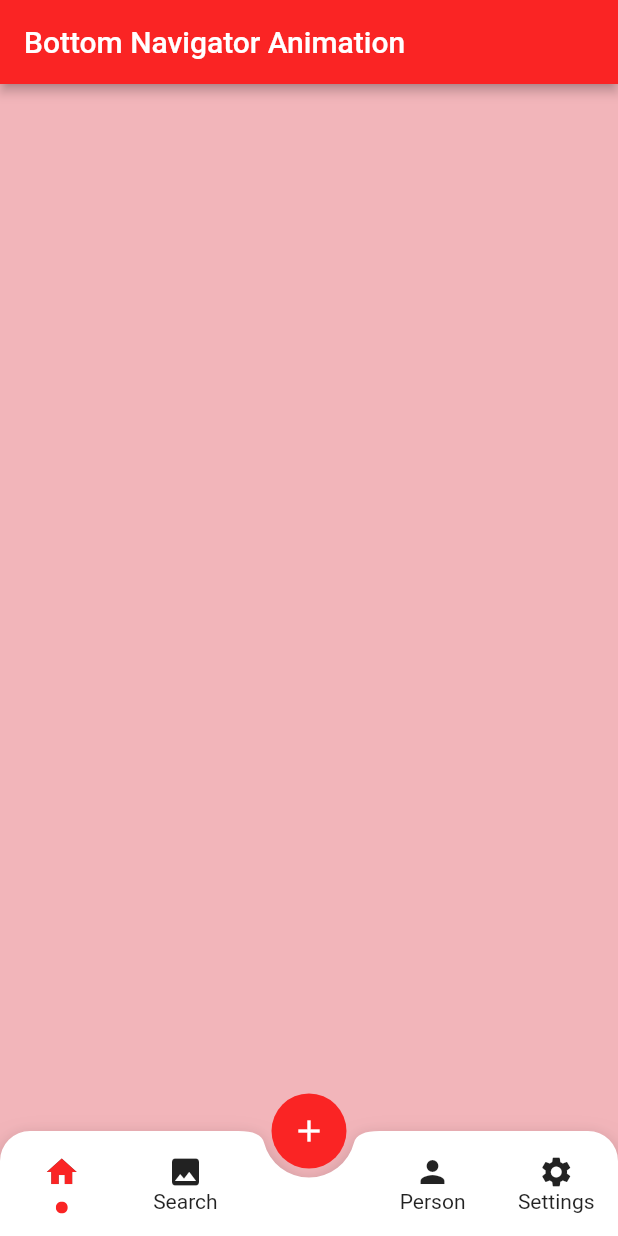
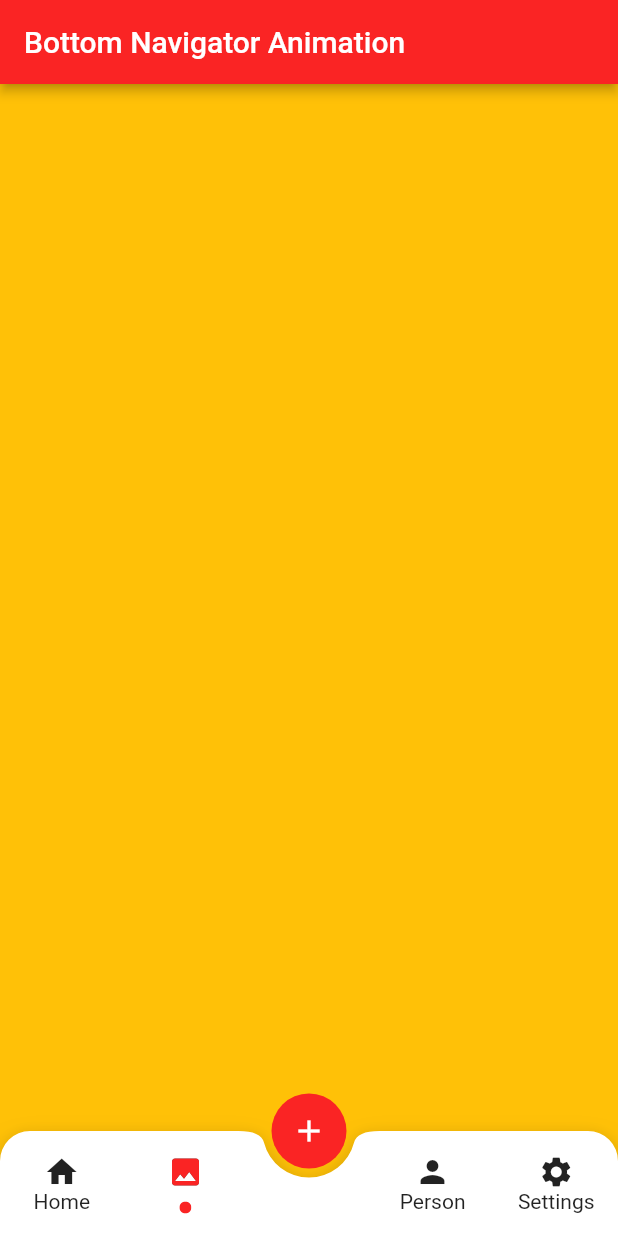
Before and after one commit to Mindinventory/floating_bottom_bar, a Flutter app: the screen it shows after launch, on a phone screen of 412 x 824 dp. Run offline on Flutter 3.47's test engine with Material 2 defaults, Android fonts, the phone set to English and light mode, and no system bars; our stand-ins replace flutter_svg; Roboto replaces fonts that are missing (Poppins).

Commit message:
[fix] fixed all the github issues.

```diff
--- a/example/lib/main.dart
+++ b/example/lib/main.dart
@@ -27,8 +27,7 @@ class MyApp extends StatelessWidget {
 }
 
 class BottomNavigatorExample extends StatefulWidget {
-  const BottomNavigatorExample({Key? key, required this.title})
-      : super(key: key);
+  const BottomNavigatorExample({Key? key, required this.title}) : super(key: key);
 
   final String title;
 
@@ -38,13 +37,8 @@ class BottomNavigatorExample extends StatefulWidget {
 
 class _BottomNavigatorExampleState extends State<BottomNavigatorExample> {
   bool circleButtonToggle = false;
-  List<Color> listOfColor = [
-    const Color(0xFFF2B5BA),
-    Colors.orange,
-    Colors.amber,
-    Colors.deepOrangeAccent
-  ];
-  int index = 0;
+  List<Color> listOfColor = [const Color(0xFFF2B5BA), Colors.orange, Colors.amber, Colors.deepOrangeAccent];
+  int index = 2;
 
   @override
   Widget build(BuildContext context) {
@@ -62,16 +56,14 @@ class _BottomNavigatorExampleState extends State<BottomNavigatorExample> {
               height: example.Dimens.heightNormal,
               width: example.Dimens.widthNormal,
             ),
-            floatingActionButtonLocation:
-                FloatingActionButtonLocation.centerDocked,
+            floatingActionButtonLocation: FloatingActionButtonLocation.centerDocked,
             bottomNavigationBar: AnimatedBottomNavigationBar(
               barColor: Colors.white,
+              controller: FloatingBottomBarController(initialIndex: 1),
               bottomBar: [
                 BottomBarItem(
                   icon: const Icon(Icons.home, size: example.Dimens.iconNormal),
-                  iconSelected: const Icon(Icons.home,
-                      color: example.AppColors.cherryRed,
-                      size: example.Dimens.iconNormal),
+                  iconSelected: const Icon(Icons.home, color: example.AppColors.cherryRed, size: example.Dimens.iconNormal),
                   title: example.Strings.home,
                   dotColor: example.AppColors.cherryRed,
                   onTap: (value) {
@@ -82,11 +74,8 @@ class _BottomNavigatorExampleState extends State<BottomNavigatorExample> {
                   },
                 ),
                 BottomBarItem(
-                  icon:
-                      const Icon(Icons.photo, size: example.Dimens.iconNormal),
-                  iconSelected: const Icon(Icons.photo,
-                      color: example.AppColors.cherryRed,
-                      size: example.Dimens.iconNormal),
+                  icon: const Icon(Icons.photo, size: example.Dimens.iconNormal),
+                  iconSelected: const Icon(Icons.photo, color: example.AppColors.cherryRed, size: example.Dimens.iconNormal),
                   title: example.Strings.search,
                   dotColor: example.AppColors.cherryRed,
                   onTap: (value) {
@@ -97,11 +86,8 @@ class _BottomNavigatorExampleState extends State<BottomNavigatorExample> {
                   },
                 ),
                 BottomBarItem(
-                  icon:
-                      const Icon(Icons.person, size: example.Dimens.iconNormal),
-                  iconSelected: const Icon(Icons.person,
-                      color: example.AppColors.cherryRed,
-                      size: example.Dimens.iconNormal),
+                  icon: const Icon(Icons.person, size: example.Dimens.iconNormal),
+                  iconSelected: const Icon(Icons.person, color: example.AppColors.cherryRed, size: example.Dimens.iconNormal),
                   title: example.Strings.person,
                   dotColor: example.AppColors.cherryRed,
                   onTap: (value) {
@@ -112,11 +98,8 @@ class _BottomNavigatorExampleState extends State<BottomNavigatorExample> {
                   },
                 ),
                 BottomBarItem(
-                  icon: const Icon(Icons.settings,
-                      size: example.Dimens.iconNormal),
-                  iconSelected: const Icon(Icons.settings,
-                      color: example.AppColors.cherryRed,
-                      size: example.Dimens.iconNormal),
+                  icon: const Icon(Icons.settings, size: example.Dimens.iconNormal),
+                  iconSelected: const Icon(Icons.settings, color: example.AppColors.cherryRed, size: example.Dimens.iconNormal),
                   title: example.Strings.settings,
                   dotColor: example.AppColors.cherryRed,
                   onTap: (value) {
--- a/lib/animated_bottom_navigation_bar.dart
+++ b/lib/animated_bottom_navigation_bar.dart
@@ -46,12 +46,14 @@ class AnimatedBottomNavigationBar extends StatefulWidget {
     required this.bottomBar,
     this.barColor = Colors.white,
     this.barGradient,
+    this.controller,
     Key? key,
   }) : super(key: key);
   final List<BottomBarItem> bottomBar;
   final BottomBarCenterModel bottomBarCenterModel;
   final Color barColor;
   final Gradient? barGradient;
+  final FloatingBottomBarController? controller;
 
   @override
   AnimatedBottomNavigationBarState createState() =>
@@ -82,6 +84,7 @@ class AnimatedBottomNavigationBarState
             barColor: widget.barColor,
             bottomBarItemsList: widget.bottomBar,
             barGradient: widget.barGradient,
+            controller: widget.controller,
           ),
           AnimatedButton(
             bottomBarCenterModel: widget.bottomBarCenterModel,
@@ -101,3 +104,9 @@ class AnimatedBottomNavigationBarState
     assert(isEvenCount(widget.bottomBar.length), Strings.menuItemsMustBeEven);
   }
 }
+
+class FloatingBottomBarController {
+  int initialIndex;
+
+  FloatingBottomBarController({this.initialIndex = 0});
+}
--- a/lib/widgets/animated_button.dart
+++ b/lib/widgets/animated_button.dart
@@ -92,7 +92,6 @@ class AnimatedButtonState extends State<AnimatedButton> {
     }
     _circleButtonAnimationState = CircleButtonAnimationState.running;
 
-    /// 3
     Future.delayed(
         Duration(
             milliseconds: Dimens.animationDurationHigh *
--- a/lib/widgets/center_buttons.dart
+++ b/lib/widgets/center_buttons.dart
@@ -71,7 +71,6 @@ class _CenterButtonsState extends State<CenterButtons> {
                       ),
                       curve: Curves.easeOut,
 
-                      /// 1
                       duration: Duration(
                           milliseconds: (value > Dimens.buttonHeight)
                               ? Dimens.animationDurationNormal
@@ -120,7 +119,6 @@ class _CenterButtonsState extends State<CenterButtons> {
   void _insertItemInAnimatedList() {
     var future = Future(() {});
 
-    /// 4
     for (var index = 0;
         index < widget.bottomBarCenter.centerIconChild.length;
         index++) {
@@ -155,7 +153,6 @@ class _CenterButtonsState extends State<CenterButtons> {
     SchedulerBinding.instance.addPostFrameCallback((timeStamp) async {
       _opacity.value = Dimens.opacityHigh;
 
-      /// 2
       _addCloseButton().then((_) {
         _height.value =
             Dimens.buttonHeight * widget.bottomBarCenter.centerIconChild.length;
--- a/lib/widgets/menu_items.dart
+++ b/lib/widgets/menu_items.dart
@@ -3,15 +3,16 @@ part of floating_bottom_bar;
 /// [BottomBarItems] class is bottom menu item.
 /// Each menu is [BottomBarItemsChild] class.
 class BottomBarItems extends StatefulWidget {
-  const BottomBarItems(
-      {required this.bottomBarItemsList,
-      this.barColor = Colors.white,
-      this.barGradient,
-      Key? key})
+  const BottomBarItems({required this.bottomBarItemsList,
+    this.barColor = Colors.white,
+    this.barGradient,
+    this.controller,
+    Key? key,})
       : super(key: key);
   final List<BottomBarItem> bottomBarItemsList;
   final Color barColor;
   final Gradient? barGradient;
+  final FloatingBottomBarController? controller;
 
   @override
   State<BottomBarItems> createState() => _BottomBarItemsState();
@@ -21,6 +22,7 @@ class _BottomBarItemsState extends State<BottomBarItems> {
   late ValueListenable<ScaffoldGeometry> geometryListenable;
   int _currentIndex = 0;
   int _lastIndex = -1;
+  late int centerIndex;
   final List<Widget> _listBottomBarItemsChild = [];
 
   @override
@@ -81,7 +83,6 @@ class _BottomBarItemsState extends State<BottomBarItems> {
     double width = MediaQuery.of(context).size.width /
         (widget.bottomBarItemsList.length + 1);
     _listBottomBarItemsChild.clear();
-    int centerIndex = widget.bottomBarItemsList.length ~/ 2;
     widget.bottomBarItemsList.asMap().forEach((itemIndex, value) {
       if (centerIndex == itemIndex) {
         _listBottomBarItemsChild.add(
@@ -140,6 +141,10 @@ class _BottomBarItemsState extends State<BottomBarItems> {
 
   /// [_setDefaultAnimation] method will select the first item and creates animation.
   void _setDefaultAnimation() {
+    centerIndex = widget.bottomBarItemsList.length ~/ 2;
+    _currentIndex = (centerIndex > (widget.controller?.initialIndex ?? 0))
+        ? (widget.controller?.initialIndex ?? 0)
+        : (widget.controller?.initialIndex ?? 0) + 1;
     SchedulerBinding.instance.addPostFrameCallback((timeStamp) {
       _forwardAnimation();
     });
```
